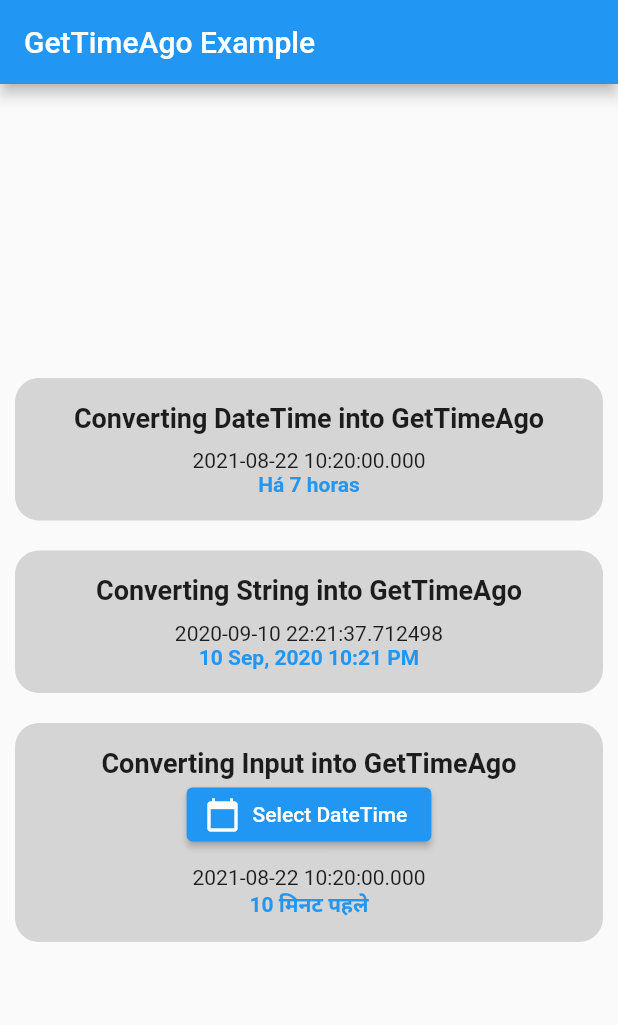
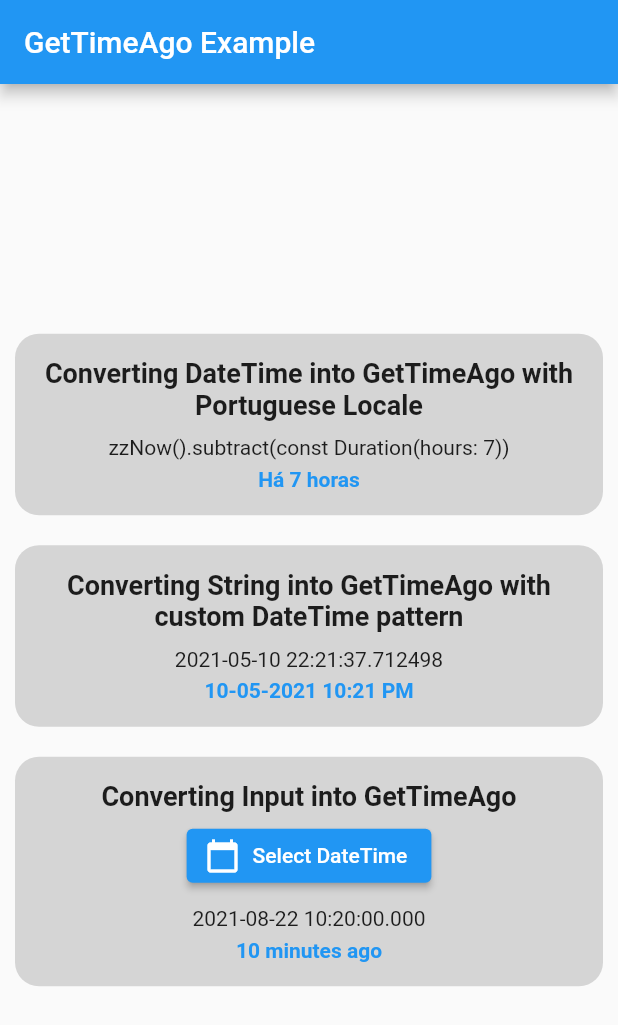
Before and after one commit to nixrajput/get-time-ago, a Flutter app: the screen it shows after launch, on a phone screen of 412 x 824 dp. Shown: the top 1025 px of the screen. Run offline on Flutter 3.47's test engine with Material 2 defaults, Android fonts, the phone set to English and light mode, and no system bars.

Commit message:
updated to version 1.0.6

```diff
--- a/example/lib/main.dart
+++ b/example/lib/main.dart
@@ -26,7 +26,7 @@ class HomePage extends StatefulWidget {
 class _HomePageState extends State<HomePage> {
   var _dateTime = DateTime.now().subtract(const Duration(minutes: 10));
   final _sevenHoursAgo = DateTime.now().subtract(const Duration(hours: 7));
-  final _timestamp = '2020-09-10 22:21:37.712498';
+  final _timestamp = '2021-05-10 22:21:37.712498';
 
   Future<void> _selectDate() async {
     var pickedDate = await showDatePicker(
@@ -44,7 +44,7 @@ class _HomePageState extends State<HomePage> {
   @override
   void initState() {
     super.initState();
-    GetTimeAgo.setDefaultLocale('hi');
+    //GetTimeAgo.setDefaultLocale('hi');
   }
 
   @override
@@ -64,12 +64,16 @@ class _HomePageState extends State<HomePage> {
                     mainAxisSize: MainAxisSize.min,
                     children: [
                       const Text(
-                        'Converting DateTime into GetTimeAgo',
+                        'Converting DateTime into GetTimeAgo with Portuguese Locale',
+                        textAlign: TextAlign.center,
                         style: TextStyle(
-                            fontSize: 18.0, fontWeight: FontWeight.bold),
+                          fontSize: 18.0,
+                          fontWeight: FontWeight.bold,
+                        ),
                       ),
                       const SizedBox(height: 10.0),
-                      Text(_dateTime.toString()),
+                      Text("DateTime.now().subtract(const Duration(hours: 7))"),
+                      const SizedBox(height: 5.0),
                       Text(
                         GetTimeAgo.parse(_sevenHoursAgo, locale: 'pt'),
                         style: TextStyle(
@@ -85,14 +89,21 @@ class _HomePageState extends State<HomePage> {
                     mainAxisSize: MainAxisSize.min,
                     children: [
                       const Text(
-                        'Converting String into GetTimeAgo',
+                        'Converting String into GetTimeAgo with custom DateTime pattern',
+                        textAlign: TextAlign.center,
                         style: TextStyle(
-                            fontSize: 18.0, fontWeight: FontWeight.bold),
+                          fontSize: 18.0,
+                          fontWeight: FontWeight.bold,
+                        ),
                       ),
                       const SizedBox(height: 10.0),
                       Text(_timestamp),
+                      const SizedBox(height: 5.0),
                       Text(
-                        GetTimeAgo.parse(DateTime.parse(_timestamp)),
+                        GetTimeAgo.parse(
+                          DateTime.parse(_timestamp),
+                          pattern: "dd-MM-yyyy hh:mm aa",
+                        ),
                         style: TextStyle(
                             color: Theme.of(context).accentColor,
                             fontWeight: FontWeight.bold),
@@ -107,9 +118,11 @@ class _HomePageState extends State<HomePage> {
                     children: [
                       const Text(
                         'Converting Input into GetTimeAgo',
+                        textAlign: TextAlign.center,
                         style: TextStyle(
                             fontSize: 18.0, fontWeight: FontWeight.bold),
                       ),
+                      const SizedBox(height: 5.0),
                       ElevatedButton.icon(
                         onPressed: _selectDate,
                         icon: const Icon(Icons.calendar_today),
@@ -117,11 +130,13 @@ class _HomePageState extends State<HomePage> {
                       ),
                       const SizedBox(height: 10.0),
                       Text(_dateTime.toString()),
+                      const SizedBox(height: 5.0),
                       Text(
                         GetTimeAgo.parse(_dateTime),
                         style: TextStyle(
-                            color: Theme.of(context).accentColor,
-                            fontWeight: FontWeight.bold),
+                          color: Theme.of(context).accentColor,
+                          fontWeight: FontWeight.bold,
+                        ),
                       ),
                     ],
                   ),
```
Also changed, not shown: 5 other files.
